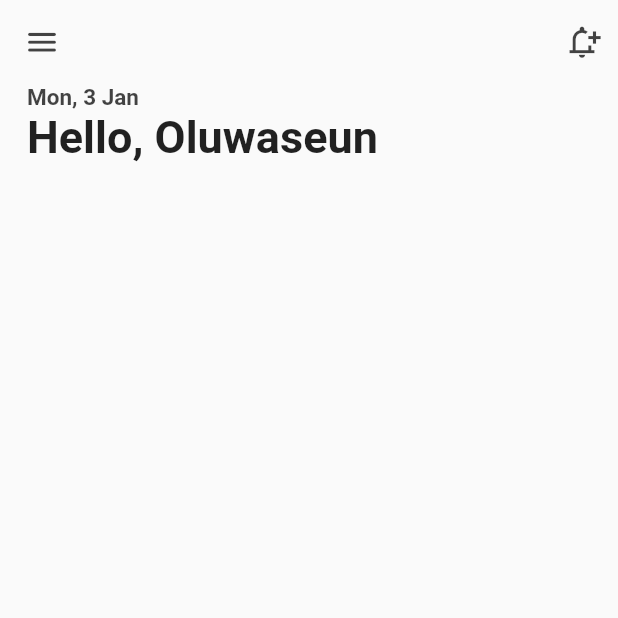
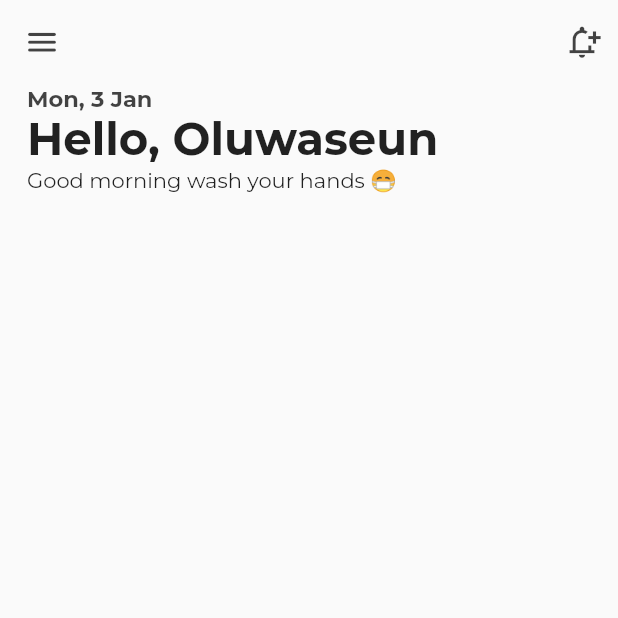
Before and after one commit to lagrandecode/my_messagner, a Flutter app: the screen it shows after launch, on a phone screen of 412 x 824 dp, the top half of it. Run offline on Flutter 3.47's test engine with Material 2 defaults, Android fonts, the phone set to English and light mode, and no system bars; our stand-ins replace google_fonts.

```diff
--- a/lib/homepage.dart
+++ b/lib/homepage.dart
@@ -14,10 +14,13 @@ class Homepage extends StatefulWidget {
 }
 
 class _HomepageState extends State<Homepage> {
+
+  //initialising date and time
   var dateTime;
   var formattedDateTime;
   var year;
   var formattedYear;
+  var greetings;
 
   @override
   void initState() {
@@ -27,7 +30,9 @@ class _HomepageState extends State<Homepage> {
     formattedDateTime = DateFormat("EEE, d MMM").format(dateTime);
     year = DateTime(DateTime.now().year);
     formattedYear = DateFormat.YEAR;
+    greetings = greetingMessage();
   }
+
 
   @override
   Widget build(BuildContext context) {
@@ -50,12 +55,29 @@ class _HomepageState extends State<Homepage> {
                 "Hello, Oluwaseun",
                 style: TextStyle(fontWeight: FontWeight.bold, fontSize: 30.0),
               ),
+            ),
+            Container(
+              margin: marginLeft18,
+              child: Text("Good ${greetings} wash your hands 😷"),
             )
           ],
         ),
       ),
     );
   }
+  // this is where the greetings was inintialise
+
+  String greetingMessage(){
+    var hour = DateTime.now().hour;
+    if( hour < 12){
+      return "morning";
+    }
+    if( hour < 17){
+      return "afternoon";
+    }
+    return "evening";
+  }
+
 
   // this is the method for the appbar, so if
 // you want to change anything on the appbar then change is here.
--- a/lib/main.dart
+++ b/lib/main.dart
@@ -20,7 +20,7 @@ class MyApp extends StatelessWidget {
       debugShowCheckedModeBanner: false,
       title: 'My Messanger',
       theme: ThemeData(
-        textTheme: GoogleFonts.montserratSubrayadaTextTheme()
+        textTheme: GoogleFonts.montserratTextTheme(),
 
           ),
       home: Homepage(),
--- a/pubspec.yaml
+++ b/pubspec.yaml
@@ -60,9 +60,9 @@ flutter:
   uses-material-design: true
 
   # To add assets to your application, add an assets section, like this:
-  # assets:
-  #   - images/a_dot_burr.jpeg
-  #   - images/a_dot_ham.jpeg
+  assets:
+    - assets/images/
+
 
   # An image asset can refer to one or more resolution-specific "variants", see
   # https://flutter.dev/assets-and-images/#resolution-aware.
```
Also changed, not shown: assets/images/img1.jpeg (added), assets/images/img2.jpeg (added), assets/images/img3.jpeg (added), assets/images/img4.jpeg (added), assets/images/img5.jpeg (added), 2 other files.
